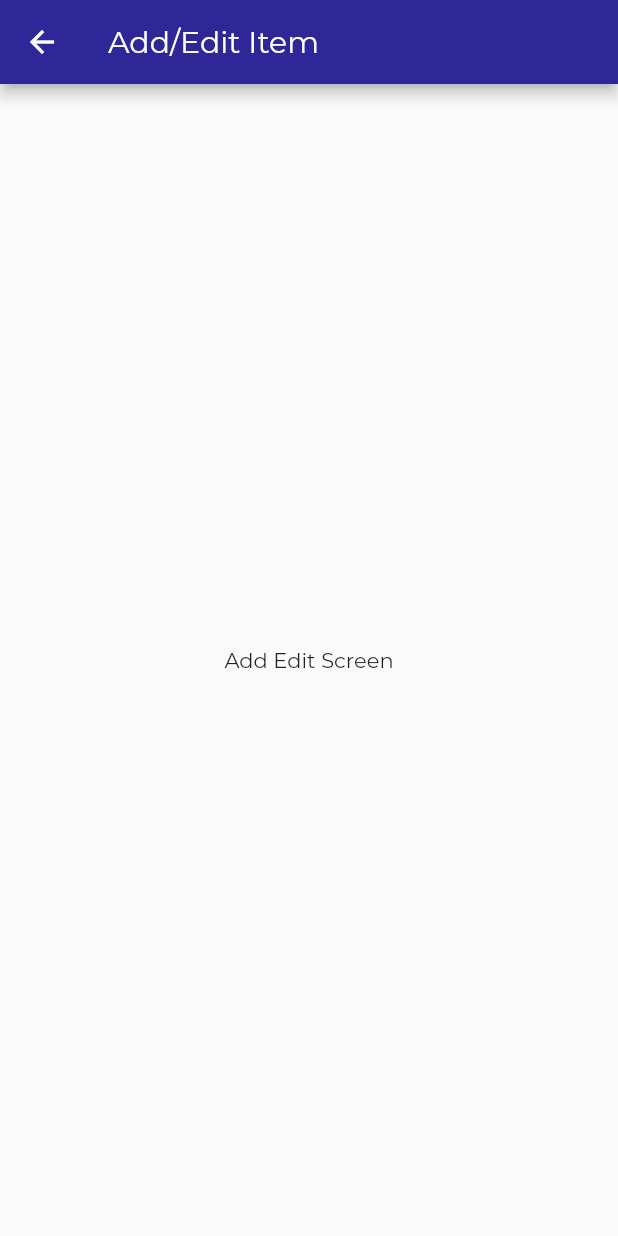
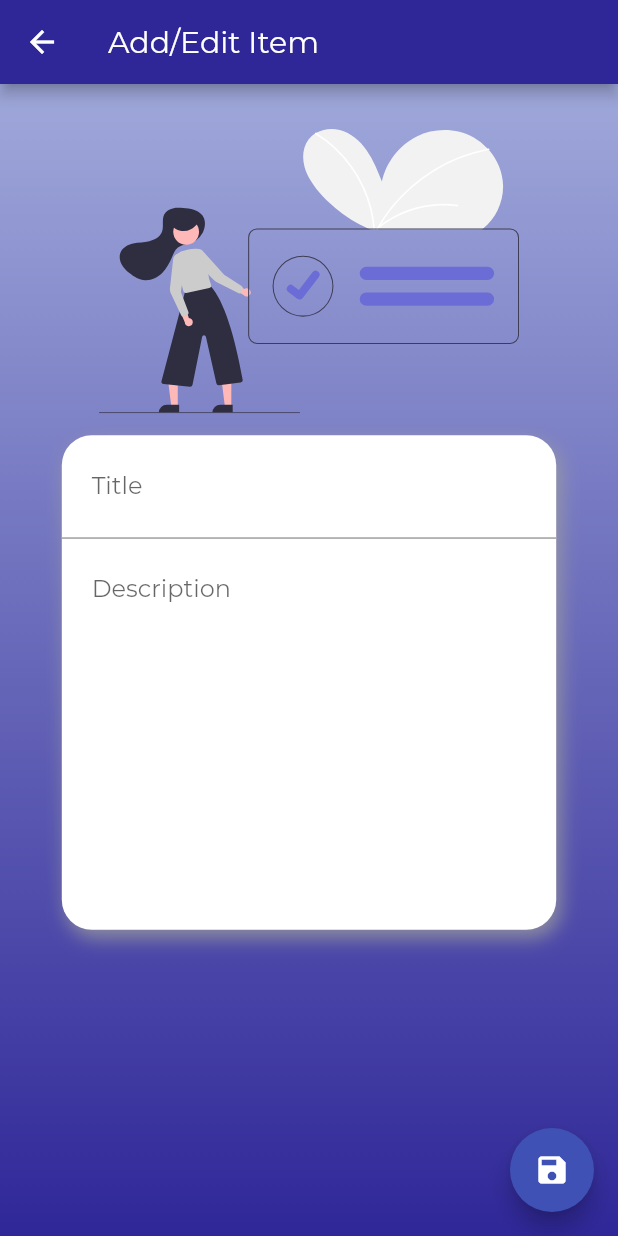
Before and after one commit to marctan/fluttertodo, a Flutter app: the AddEditScreen screen opened directly, on a phone screen of 412 x 824 dp. Run offline on Flutter 3.47's test engine with Material 2 defaults, Android fonts, the phone set to English and light mode, and no system bars; our stand-ins replace bloc, equatable, flutter_bloc, flutter_svg, get_it.

Commit message:
Create UI for add item screen

```diff
--- a/lib/screens/add_edit_item/add_edit_screen.dart
+++ b/lib/screens/add_edit_item/add_edit_screen.dart
@@ -1,16 +1,144 @@
 import 'package:flutter/material.dart';
+import 'package:flutter_svg/svg.dart';
 
-class AddEditScreen extends StatelessWidget {
+class AddEditScreen extends StatefulWidget {
   const AddEditScreen({Key? key}) : super(key: key);
 
   @override
+  State<AddEditScreen> createState() => _AddEditScreenState();
+}
+
+class _AddEditScreenState extends State<AddEditScreen> {
+  final _key = GlobalKey<FormState>();
+  late String itemTitle;
+  late String itemDescription;
+
+  void _submitForm() {
+    bool isValid = _key.currentState?.validate() ?? false;
+
+    if (!isValid) {
+      return;
+    }
+
+    _key.currentState?.save();
+    print(itemTitle);
+    print(itemDescription);
+  }
+
+  @override
   Widget build(BuildContext context) {
+    final deviceSize = MediaQuery.of(context).size;
+
     return Scaffold(
+      floatingActionButton: FloatingActionButton(
+        backgroundColor: Colors.indigo,
+        onPressed: () {
+          _submitForm();
+        },
+        child: const Icon(
+          Icons.save,
+        ),
+      ),
       appBar: AppBar(
         title: const Text('Add/Edit Item'),
       ),
-      body: const Center(
-        child: Text('Add Edit Screen'),
+      body: Container(
+        padding: const EdgeInsets.only(
+          top: 30,
+        ),
+        decoration: BoxDecoration(
+          gradient: LinearGradient(
+            begin: Alignment.topCenter,
+            end: Alignment.bottomCenter,
+            colors: [
+              Colors.indigo.shade200,
+              Theme.of(context).primaryColor,
+            ],
+          ),
+        ),
+        child: Stack(
+          children: [
+            Align(
+              alignment: Alignment.topCenter,
+              child: SizedBox(
+                height: deviceSize.height * 0.23,
+                width: deviceSize.width * 0.8,
+                child: SvgPicture.asset(
+                  'assets/images/add_item.svg',
+                  fit: BoxFit.contain,
+                ),
+              ),
+            ),
+            Align(
+              alignment: Alignment.center,
+              child: Container(
+                height: deviceSize.height * 0.4,
+                width: deviceSize.width * 0.8,
+                decoration: BoxDecoration(
+                  borderRadius: BorderRadius.circular(20),
+                  color: Colors.white,
+                  boxShadow: [
+                    BoxShadow(
+                      color: Colors.grey.withOpacity(0.8),
+                      blurRadius: 10,
+                      offset: const Offset(3, 5),
+                    ),
+                  ],
+                ),
+                child: Form(
+                  key: _key,
+                  child: Column(
+                    children: [
+                      Container(
+                        decoration: const BoxDecoration(
+                          border: Border(
+                            bottom: BorderSide(
+                              color: Colors.grey,
+                            ),
+                          ),
+                        ),
+                        padding: const EdgeInsets.symmetric(
+                          horizontal: 20,
+                          vertical: 10,
+                        ),
+                        child: TextFormField(
+                          onSaved: (value) {
+                            itemTitle = value ?? '';
+                          },
+                          validator: (value) {
+                            if (value != null && value.isEmpty) {
+                              return 'Title is empty!';
+                            }
+                            return null;
+                          },
+                          decoration: const InputDecoration(
+                            hintText: 'Title',
+                            border: InputBorder.none,
+                          ),
+                        ),
+                      ),
+                      Container(
+                        padding: const EdgeInsets.symmetric(
+                          horizontal: 20,
+                          vertical: 10,
+                        ),
+                        child: TextFormField(
+                          onSaved: (value) {
+                            itemDescription = value ?? '';
+                          },
+                          decoration: const InputDecoration(
+                            hintText: 'Description',
+                            border: InputBorder.none,
+                          ),
+                        ),
+                      ),
+                    ],
+                  ),
+                ),
+              ),
+            ),
+          ],
+        ),
       ),
     );
   }
--- a/pubspec.yaml
+++ b/pubspec.yaml
@@ -37,6 +37,7 @@ dependencies:
   flutter_bloc: ^8.0.1
   equatable: ^2.0.3
   get_it: ^7.2.0
+  flutter_svg: ^1.0.3
 
 dev_dependencies:
   flutter_test:
@@ -61,8 +62,8 @@ flutter:
   uses-material-design: true
 
   # To add assets to your application, add an assets section, like this:
-  # assets:
-  #   - images/a_dot_burr.jpeg
+  assets:
+    - assets/images/add_item.svg
   #   - images/a_dot_ham.jpeg
 
   # An image asset can refer to one or more resolution-specific "variants", see
```
Also changed, not shown: assets/images/add_item.svg (added), pubspec.lock.
